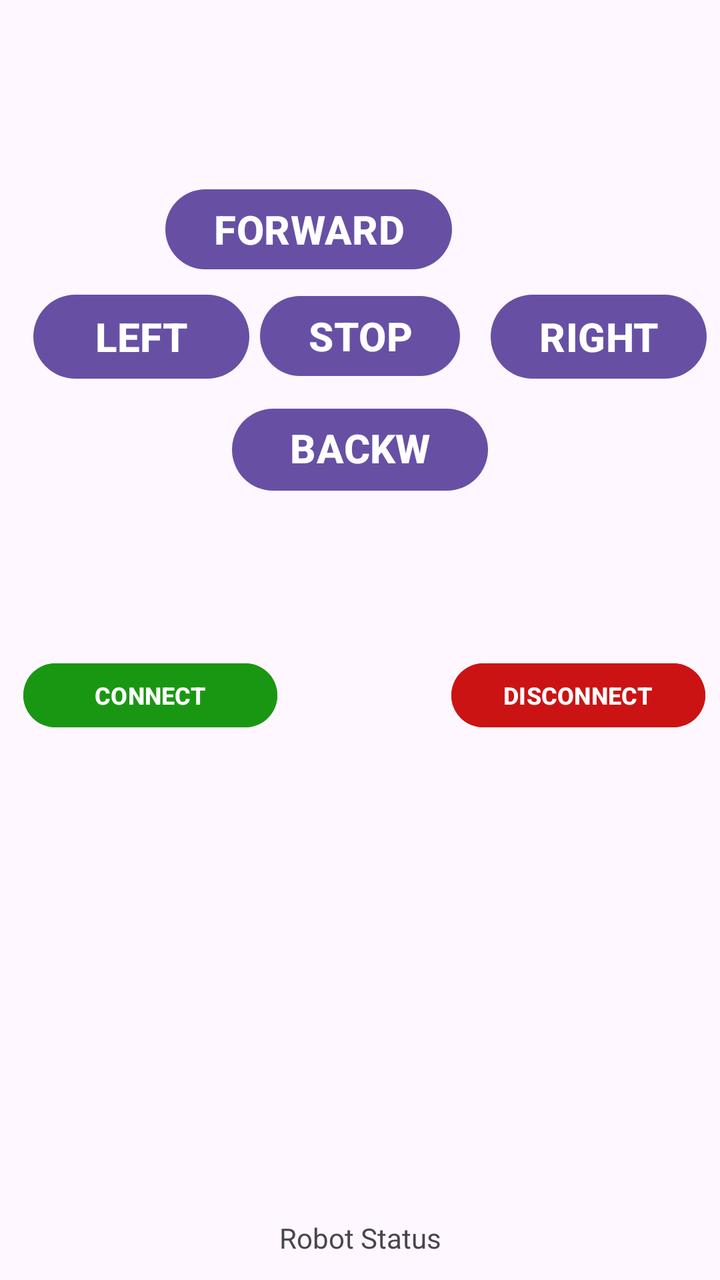
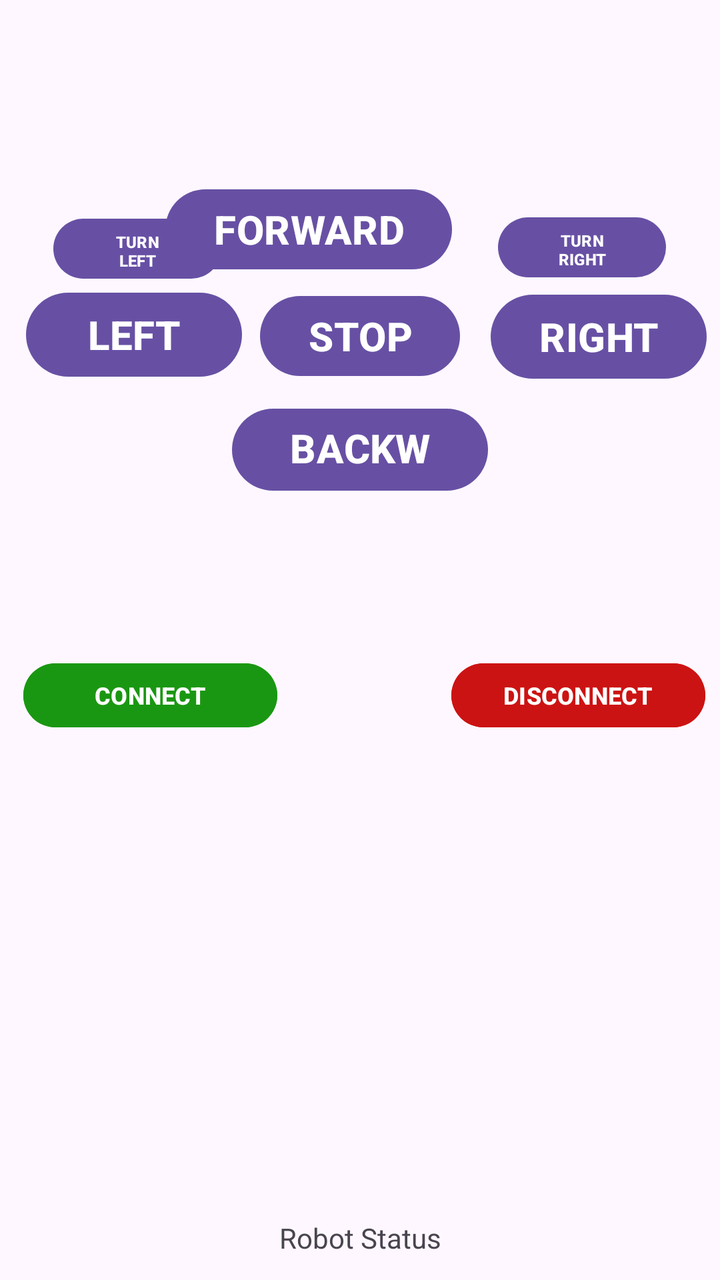

The first picture is an Android layout as it rendered before a commit; the second is the same layout after the commit. The layout source and the unified diff follow.
<!-- AndroidManifest.xml: application theme Theme.MyFirstApp2026 -->
<!-- res/layout/activity_main.xml -->
<?xml version="1.0" encoding="utf-8"?>
<androidx.constraintlayout.widget.ConstraintLayout xmlns:android="http://schemas.android.com/apk/res/android"
    xmlns:app="http://schemas.android.com/apk/res-auto"
    xmlns:tools="http://schemas.android.com/tools"
    android:id="@+id/main"
    android:layout_width="match_parent"
    android:layout_height="match_parent"
    tools:context=".MainActivity">

    <TextView
        android:id="@+id/robotStatus"
        android:layout_width="wrap_content"
        android:layout_height="wrap_content"
        android:text="Robot Status"
        app:layout_constraintBottom_toBottomOf="parent"
        app:layout_constraintEnd_toEndOf="parent"
        app:layout_constraintStart_toStartOf="parent"
        app:layout_constraintTop_toTopOf="parent"
        app:layout_constraintVertical_bias="0.981" />

    <Button
        android:id="@+id/rightButton"
        android:layout_width="108dp"
        android:layout_height="50dp"
        android:text="RIGHT"
        android:textSize="20sp"
        android:textStyle="bold"
        app:layout_constraintBottom_toBottomOf="parent"
        app:layout_constraintEnd_toEndOf="parent"
        app:layout_constraintHorizontal_bias="0.973"
        app:layout_constraintStart_toStartOf="parent"
        app:layout_constraintTop_toTopOf="parent"
        app:layout_constraintVertical_bias="0.243" />

    <Button
        android:id="@+id/backButton"
        android:layout_width="0dp"
        android:layout_height="49dp"
        android:layout_marginStart="116dp"
        android:layout_marginEnd="116dp"
        android:text="BACKWARD"
        android:textSize="20sp"
        android:textStyle="bold"
        app:layout_constraintBottom_toBottomOf="parent"
        app:layout_constraintEnd_toEndOf="parent"
        app:layout_constraintHorizontal_bias="0.0"
        app:layout_constraintStart_toStartOf="parent"
        app:layout_constraintTop_toTopOf="parent"
        app:layout_constraintVertical_bias="0.339" />

    <Button
        android:id="@+id/leftButton"
        android:layout_width="108dp"
        android:layout_height="50dp"
        android:text="LEFT"
        android:textSize="20sp"
        android:textStyle="bold"
        app:layout_constraintBottom_toBottomOf="parent"
        app:layout_constraintEnd_toEndOf="parent"
        app:layout_constraintHorizontal_bias="0.066"
        app:layout_constraintStart_toStartOf="parent"
        app:layout_constraintTop_toTopOf="parent"
        app:layout_constraintVertical_bias="0.243" />

    <Button
        android:id="@+id/conButton"
        android:layout_width="127dp"
        android:layout_height="40dp"
        android:backgroundTint="#1A9712"
        android:onClick="onClickConnectButton"
        android:text="CONNECT"
        android:textSize="12sp"
        android:textStyle="bold"
        app:layout_constraintBottom_toBottomOf="parent"
        app:layout_constraintEnd_toEndOf="parent"
        app:layout_constraintHorizontal_bias="0.05"
        app:layout_constraintStart_toStartOf="parent"
        app:layout_constraintTop_toTopOf="parent"
        app:layout_constraintVertical_bias="0.546" />


    <ScrollView
        android:id="@+id/discoveredDevicesScroll"
        android:layout_width="0dp"
        android:layout_height="0dp"
        android:layout_marginStart="16dp"
        android:layout_marginTop="12dp"
        android:layout_marginEnd="16dp"
        android:layout_marginBottom="12dp"
        android:fillViewport="true"
        app:layout_constraintBottom_toTopOf="@id/robotStatus"
        app:layout_constraintEnd_toEndOf="parent"
        app:layout_constraintStart_toStartOf="parent"
        app:layout_constraintTop_toBottomOf="@id/conButton">

        <LinearLayout
            android:id="@+id/discoveredDevices"
            android:layout_width="match_parent"
            android:layout_height="wrap_content"
            android:orientation="vertical" />
    </ScrollView>

    <Button
        android:id="@+id/desButton"
        android:layout_width="127dp"
        android:layout_height="40dp"
        android:backgroundTint="#CC1313"
        android:text="DISCONNECT"
        android:textSize="12sp"
        android:textStyle="bold"
        app:layout_constraintBottom_toBottomOf="parent"
        app:layout_constraintEnd_toEndOf="parent"
        app:layout_constraintHorizontal_bias="0.969"
        app:layout_constraintStart_toStartOf="parent"
        app:layout_constraintTop_toTopOf="parent"
        app:layout_constraintVertical_bias="0.546" />

    <Button
        android:id="@+id/stopButton"
        android:layout_width="wrap_content"
        android:layout_height="wrap_content"
        android:text="STOP"
        android:textSize="20sp"
        android:textStyle="bold"
        app:layout_constraintBottom_toBottomOf="parent"
        app:layout_constraintEnd_toEndOf="parent"
        app:layout_constraintStart_toStartOf="parent"
        app:layout_constraintTop_toTopOf="parent"
        app:layout_constraintVertical_bias="0.243" />

    <Button
        android:id="@+id/forButton"
        android:layout_width="wrap_content"
        android:layout_height="wrap_content"
        android:layout_marginStart="134dp"
        android:layout_marginEnd="134dp"
        android:text="FORWARD"
        android:textSize="20sp"
        android:textStyle="bold"
        app:layout_constraintBottom_toBottomOf="parent"
        app:layout_constraintEnd_toEndOf="parent"
        app:layout_constraintHorizontal_bias="1.0"
        app:layout_constraintStart_toStartOf="parent"
        app:layout_constraintTop_toTopOf="parent"
        app:layout_constraintVertical_bias="0.153" />

</androidx.constraintlayout.widget.ConstraintLayout>
<!-- resources referenced by this layout -->
<resources>
  <style name="Theme.MyFirstApp2026" parent="Base.Theme.MyFirstApp2026" />
  <style name="Base.Theme.MyFirstApp2026" parent="Theme.Material3.DayNight.NoActionBar">
          
          
      </style>
</resources>

<!-- the commit's change to res/layout/activity_main.xml (unified diff, before → after) -->
@@ -57,10 +57,38 @@
         android:textStyle="bold"
         app:layout_constraintBottom_toBottomOf="parent"
         app:layout_constraintEnd_toEndOf="parent"
-        app:layout_constraintHorizontal_bias="0.066"
+        app:layout_constraintHorizontal_bias="0.052"
         app:layout_constraintStart_toStartOf="parent"
         app:layout_constraintTop_toTopOf="parent"
-        app:layout_constraintVertical_bias="0.243" />
+        app:layout_constraintVertical_bias="0.241" />
+
+    <Button
+        android:id="@+id/turnleftButton"
+        android:layout_width="84dp"
+        android:layout_height="38dp"
+        android:text="TURN LEFT"
+        android:textSize="8sp"
+        android:textStyle="bold"
+        app:layout_constraintBottom_toBottomOf="parent"
+        app:layout_constraintEnd_toEndOf="parent"
+        app:layout_constraintHorizontal_bias="0.097"
+        app:layout_constraintStart_toStartOf="parent"
+        app:layout_constraintTop_toTopOf="parent"
+        app:layout_constraintVertical_bias="0.175" />
+
+    <Button
+        android:id="@+id/turnrightButton"
+        android:layout_width="84dp"
+        android:layout_height="38dp"
+        android:text="TURN RIGHT"
+        android:textSize="8sp"
+        android:textStyle="bold"
+        app:layout_constraintBottom_toBottomOf="parent"
+        app:layout_constraintEnd_toEndOf="parent"
+        app:layout_constraintHorizontal_bias="0.902"
+        app:layout_constraintStart_toStartOf="parent"
+        app:layout_constraintTop_toTopOf="parent"
+        app:layout_constraintVertical_bias="0.174" />
 
     <Button
         android:id="@+id/conButton"
